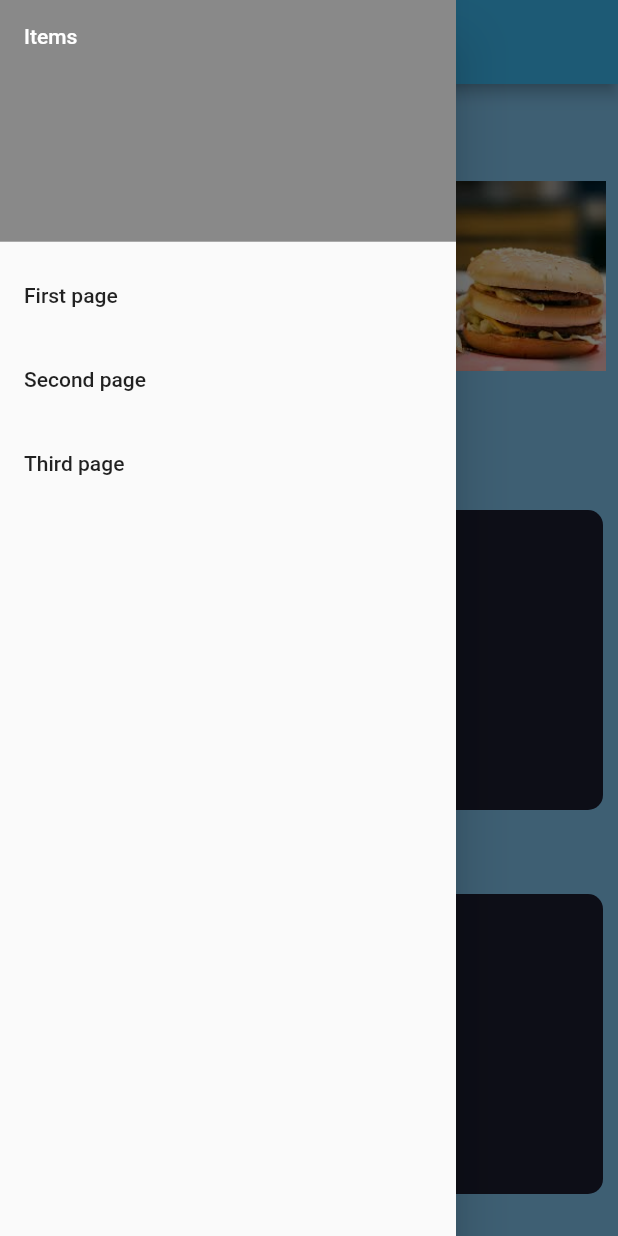
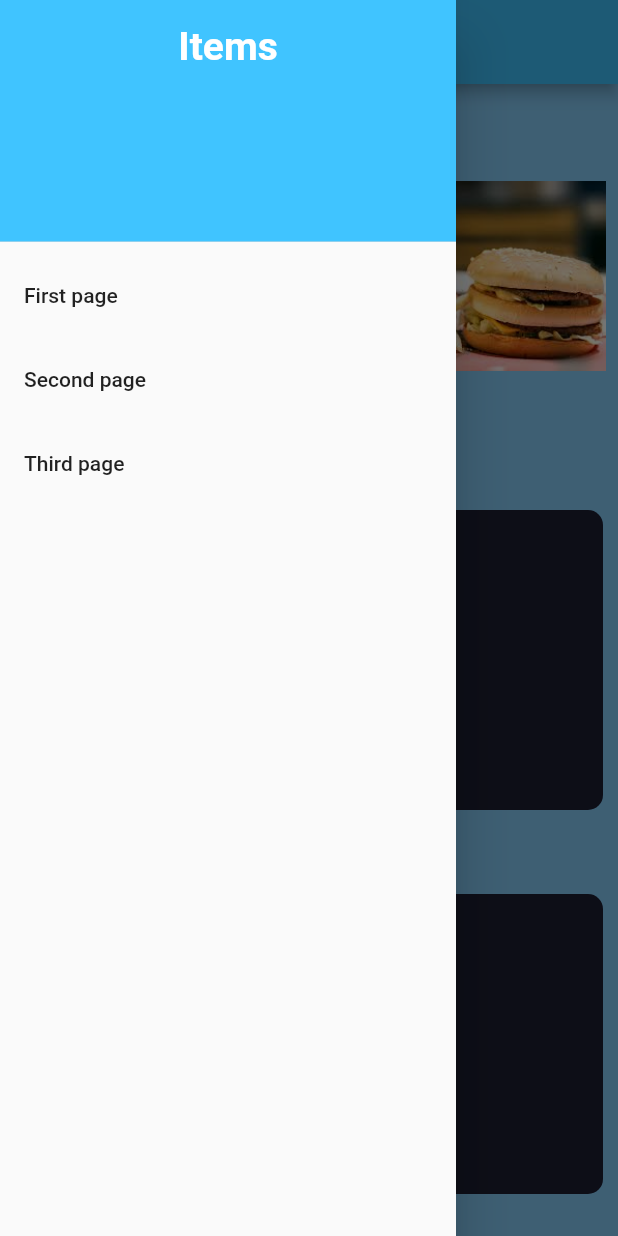
Before and after one commit to Abdulaziz123/my-futter-app, a Flutter app: the screen it shows after launch, with the side drawer open, on a phone screen of 412 x 824 dp. Run offline on Flutter 3.47's test engine with Material 2 defaults, Android fonts, the phone set to English and light mode, and no system bars.

Commit message:
updates dob-ne by new

```diff
--- a/lib/main.dart
+++ b/lib/main.dart
@@ -55,7 +55,6 @@ class _HomePageState extends State<HomePage> {
                   // ),
                 ),
                 Expanded(
-
                   child: Padding(
                     padding: const EdgeInsets.all(8.0),
                     child: Image(
@@ -116,8 +115,15 @@ class _HomePageState extends State<HomePage> {
           padding: EdgeInsets.zero,
           children: <Widget>[
             DrawerHeader(
-              child: Text('Items', style: TextStyle(color: Colors.white),),
-              decoration: BoxDecoration(color: Colors.black45),
+              child: Text(
+                'Items',
+                textAlign: TextAlign.center,
+                style: TextStyle(
+                    color: Colors.white,
+                    fontWeight: FontWeight.bold,
+                    fontSize: 26.0),
+              ),
+              decoration: BoxDecoration(color: Colors.lightBlueAccent),
             ),
             ListTile(
               title: Text('First page'),
```
